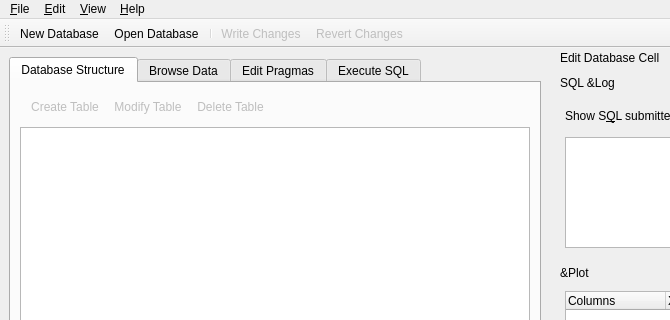
Above: src/MainWindow.ui from sqlitebrowser/sqlitebrowser before the change; both pictures show x 0 to 670 and y 0 to 320 of the 1037 by 630 pixel window. Below: the same form after it.
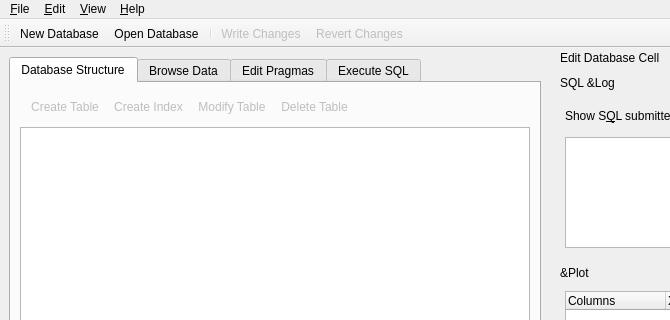
That is the form after the change. Icons and pictures are not drawn. Custom widgets are drawn as their Qt base class.

Commit message: Update CreateIndex dialog and actions (#704)

Patch:
```diff
--- a/src/MainWindow.ui
+++ b/src/MainWindow.ui
@@ -38,6 +38,7 @@
            <enum>Qt::ToolButtonTextBesideIcon</enum>
           </property>
           <addaction name="editCreateTableAction"/>
+          <addaction name="editCreateIndexAction"/>
           <addaction name="editModifyTableAction"/>
           <addaction name="editDeleteObjectAction"/>
          </widget>
```
The commit also changes 3 other files.
